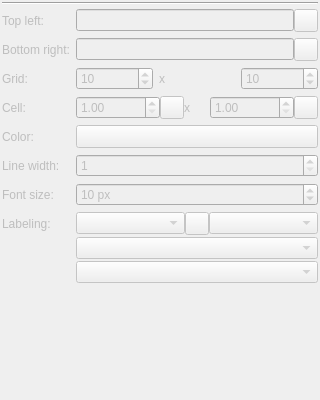
Above: kadas/app/guidegrid/kadasguidegridwidgetbase.ui from kadas-albireo/kadas-albireo2 before the change. Below: the same form after it.
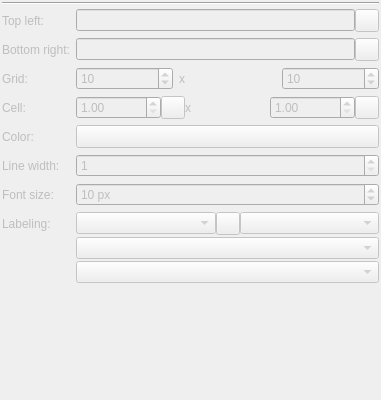
That is the form after the change. Icons and pictures are not drawn. Custom widgets are drawn as their Qt base class.

What changed in the file:
```diff
--- a/kadas/app/guidegrid/kadasguidegridwidgetbase.ui
+++ b/kadas/app/guidegrid/kadasguidegridwidgetbase.ui
@@ -6,7 +6,7 @@
    <rect>
     <x>0</x>
     <y>0</y>
-    <width>320</width>
+    <width>381</width>
     <height>400</height>
    </rect>
   </property>
```
Left out of the diff: 22 changed lines with no effect on the pictures.
